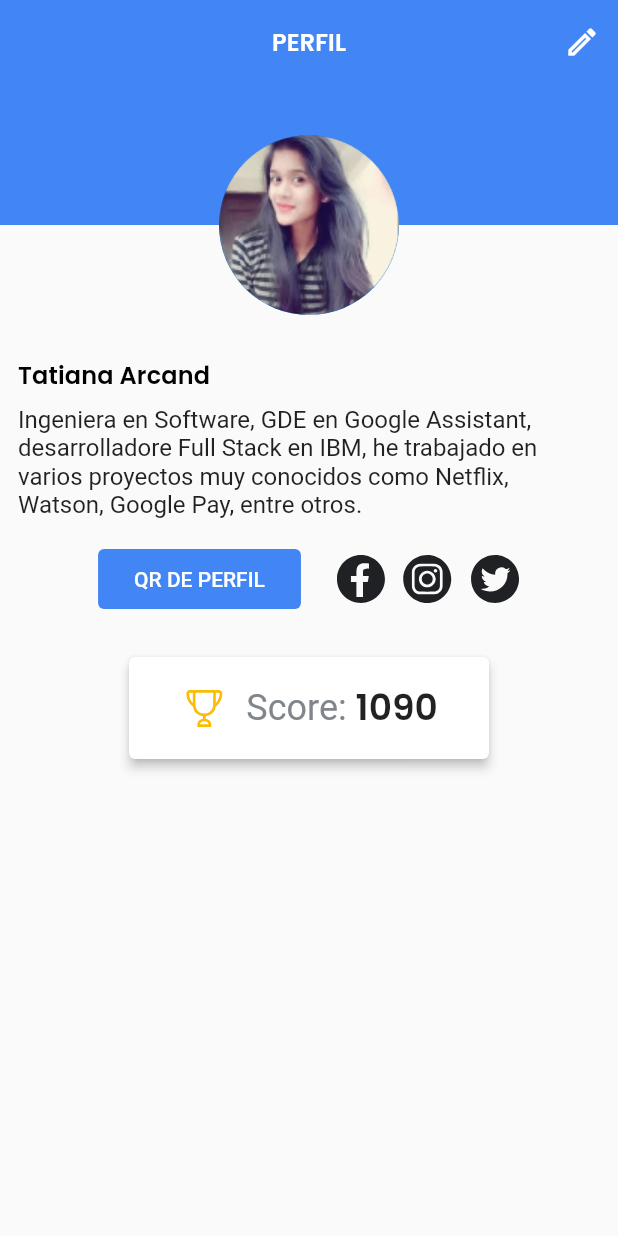
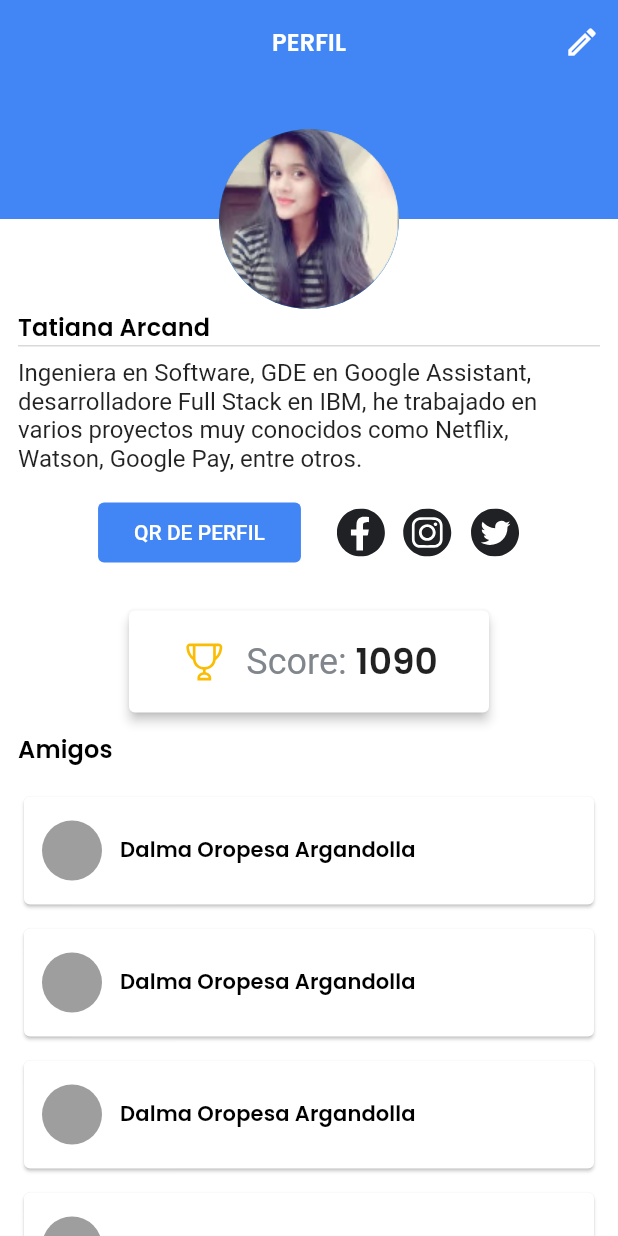
Before and after one commit to DevFestBolivia/devfest-mobile, a Flutter app: the screen it shows after launch, on a phone screen of 412 x 824 dp. Run offline on Flutter 3.47's test engine with Material 2 defaults, Android fonts, the phone set to English and light mode, and no system bars; drawn by our look-alikes of sticky_headers; our stand-ins replace cloud_firestore, firebase_core, flutter_svg, google_fonts; accounts and stored records are empty.

Commit message:
Initial ui of profile page

```diff
--- a/lib/main.dart
+++ b/lib/main.dart
@@ -49,6 +49,7 @@ class MyApp extends StatelessWidget {
           headlineSmall:
               GoogleFonts.raleway(fontSize: 16, fontWeight: FontWeight.w600),
         ),
+        scaffoldBackgroundColor: DevFestColors.primaryLight,
         elevatedButtonTheme: const ElevatedButtonThemeData(
           style: ButtonStyle(
             elevation: MaterialStatePropertyAll(0.0),
--- a/lib/screens/profile_screen.dart
+++ b/lib/screens/profile_screen.dart
@@ -2,6 +2,7 @@ import 'package:devfestbolivia/style/devfest_colors.dart';
 import 'package:devfestbolivia/style/spacing.dart';
 import 'package:flutter/material.dart';
 import 'package:flutter_svg/svg.dart';
+import 'package:sticky_headers/sticky_headers.dart';
 
 class ProfileScreen extends StatelessWidget {
   const ProfileScreen({super.key});
@@ -13,9 +14,13 @@ class ProfileScreen extends StatelessWidget {
   @override
   Widget build(BuildContext context) {
     return Scaffold(
-      extendBodyBehindAppBar: true,
-      appBar: AppBar(
-        backgroundColor: Colors.transparent,
+      extendBodyBehindAppBar: false,
+      body: NestedScrollView(
+        headerSliverBuilder: (context, isScrolled) {
+          return <Widget>[
+            SliverAppBar(
+              floating: true,
+              backgroundColor: DevFestColors.primary,
               elevation: _appBarElevation,
               centerTitle: true,
               title: Text(
@@ -34,26 +39,74 @@ class ProfileScreen extends StatelessWidget {
                 )
               ],
             ),
-      body: Column(
+            SliverToBoxAdapter(
+              child: Column(
+                mainAxisSize: MainAxisSize.min,
+                children: [
+                  _Header(),
+                  Padding(
+                    padding: const EdgeInsets.symmetric(
+                      horizontal: SpacingValues.m,
+                    ),
+                    child: _ProfileInfo(),
+                  )
+                ],
+              ),
+            )
+          ];
+        },
+        body: Padding(
+          padding: const EdgeInsets.symmetric(horizontal: SpacingValues.m),
+          child: _Friends(),
+        ),
+      ),
+    );
+
+    return Scaffold(
+      extendBodyBehindAppBar: false,
+      appBar: AppBar(
+        backgroundColor: DevFestColors.primary,
+        elevation: _appBarElevation,
+        centerTitle: true,
+        title: Text(
+          _appBarTitle,
+          style: Theme.of(context).textTheme.titleSmall?.copyWith(
+                color: DevFestColors.primaryLight,
+              ),
+        ),
+        actions: [
+          IconButton(
+            onPressed: () {},
+            icon: const Icon(
+              Icons.edit_outlined,
+              color: DevFestColors.primaryLight,
+            ),
+          )
+        ],
+      ),
+      body: SingleChildScrollView(
+        child: Column(
           crossAxisAlignment: CrossAxisAlignment.start,
           children: [
             const _Header(),
             const SizedBox(
               height: 16,
             ),
-          Expanded(
-            child: Padding(
+            Padding(
               padding: const EdgeInsets.all(SpacingValues.m),
-              child: SingleChildScrollView(
               child: Column(
+                crossAxisAlignment: CrossAxisAlignment.start,
                 children: [
                   _ProfileInfo(),
+                  SizedBox(
+                    height: SpacingValues.xxl,
+                  ),
+                  _Friends(),
                 ],
-                ),
-              ),
               ),
             )
           ],
+        ),
       ),
     );
   }
@@ -72,7 +125,7 @@ class _Header extends StatelessWidget {
           children: [
             Container(
               color: DevFestColors.primary,
-              height: _imageRadius * 2.5,
+              height: _imageRadius * 1.5,
               width: double.infinity,
             ),
             SizedBox(
@@ -125,6 +178,11 @@ class _ProfileInfo extends StatelessWidget {
         Text(
           dummyName,
           style: Theme.of(context).textTheme.titleSmall,
+        ),
+        Container(
+          height: 1,
+          width: double.infinity,
+          color: DevFestColors.divider,
         ),
         VerticalSpacing.xs,
         Text(dummyBio),
@@ -198,3 +256,81 @@ class _ProfileInfo extends StatelessWidget {
     );
   }
 }
+
+class _Friends extends StatelessWidget {
+  const _Friends();
+
+  final String _friendsLabel = 'Amigos';
+
+  @override
+  Widget build(BuildContext context) {
+    final size = MediaQuery.of(context).size;
+
+    return StickyHeader(
+      header: Container(
+        width: double.infinity,
+        margin: EdgeInsets.only(top: MediaQuery.of(context).viewPadding.top),
+        padding: const EdgeInsets.symmetric(
+          vertical: SpacingValues.xs,
+        ),
+        child: Text(
+          _friendsLabel,
+          style: Theme.of(context).textTheme.titleSmall,
+        ),
+      ),
+      content: SizedBox(
+        height: size.height - kToolbarHeight - SpacingValues.l,
+        width: double.infinity,
+        child: ListView.separated(
+          padding: const EdgeInsets.symmetric(
+            vertical: SpacingValues.xs,
+          ),
+          itemCount: 10,
+          separatorBuilder: (context, index) => VerticalSpacing.xs,
+          itemBuilder: (context, index) {
+            return _FriendCard(name: 'Dalma Oropesa Argandolla');
+          },
+        ),
+      ),
+    );
+  }
+}
+
+class _FriendCard extends StatelessWidget {
+  const _FriendCard({required this.name});
+
+  final String name;
+
+  final double _elevation = 3.0;
+  final double _imageRadius = 20.0;
+
+  @override
+  Widget build(BuildContext context) {
+    return Card(
+      child: SizedBox(
+        width: double.infinity,
+        child: Padding(
+          padding: const EdgeInsets.symmetric(
+            horizontal: SpacingValues.m,
+            vertical: SpacingValues.l,
+          ),
+          child: Row(
+            children: [
+              CircleAvatar(
+                backgroundColor: Colors.grey,
+                radius: _imageRadius,
+              ),
+              HorizontalSpacing.m,
+              Text(
+                name,
+                style: Theme.of(context).textTheme.titleSmall?.copyWith(
+                      fontSize: 14,
+                    ),
+              )
+            ],
+          ),
+        ),
+      ),
+    );
+  }
+}
--- a/lib/style/devfest_colors.dart
+++ b/lib/style/devfest_colors.dart
@@ -5,4 +5,9 @@ class DevFestColors {
   static const primaryLight = Color.fromARGB(255, 255, 255, 255);
 
   static const textDark = Color(0x00ffffff);
+
+  //
+  // Extra Colors
+  //
+  static const divider = Color(0xffD9D9D9);
 }
```
Also changed, not shown: pubspec.yaml (+7 -14 lines), pubspec.lock, 1 other file. Lines whose indentation alone changed are shown as unchanged.
